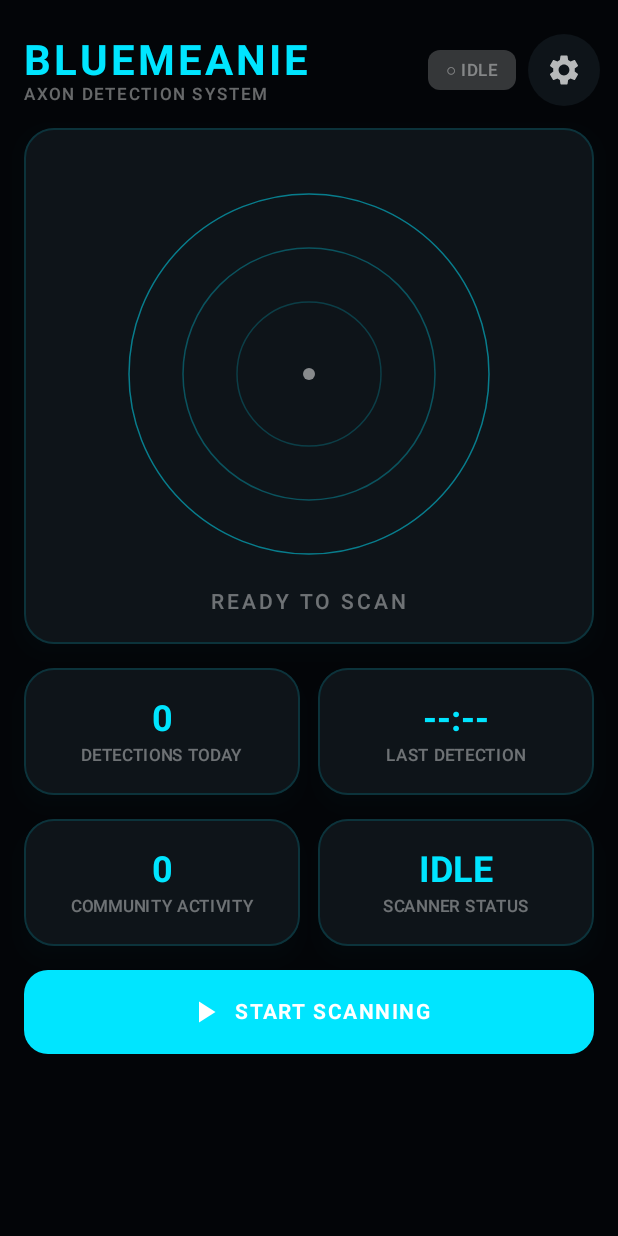
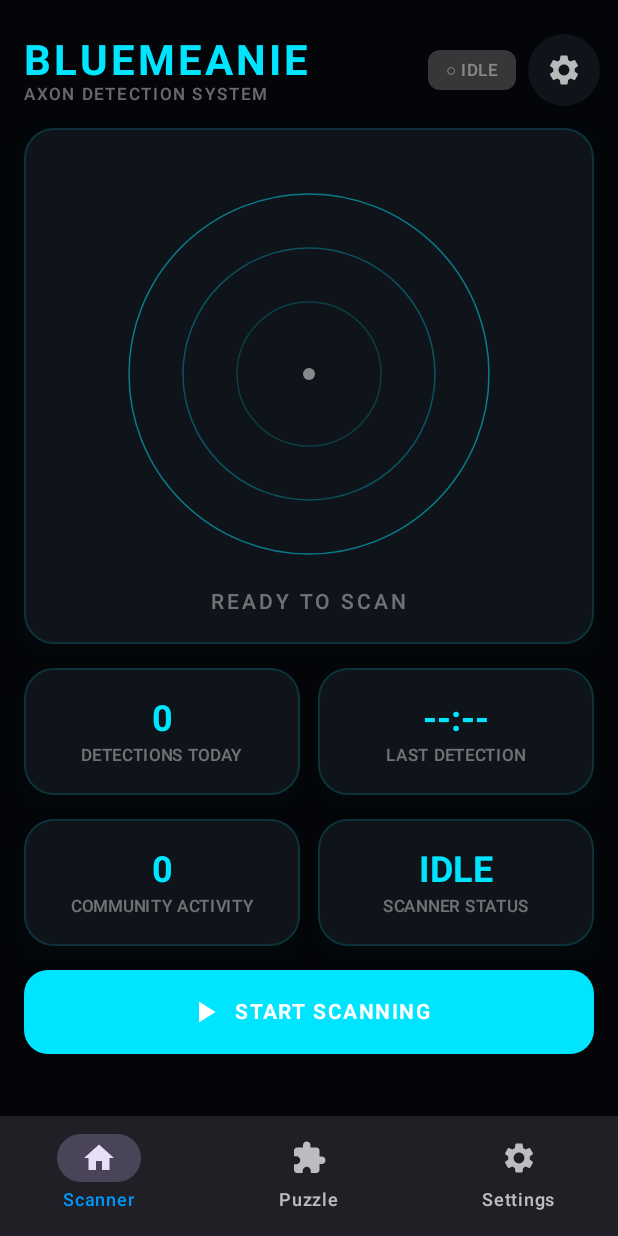
Before and after one commit to tajcactus23-rgb/jackscanner, an Android app built with Jetpack Compose: the HomeScreen screen opened through its navigation route, on a phone screen of 412 x 824 dp. Run offline under Robolectric (Android 15) with nearby library versions, the phone set to English and light mode, and no system bars; our stand-ins replace Dagger/Hilt's generated code; 1 statement that could not run was skipped.

Commit message:
fix: Prevent app crashes with proper error handling
Changes:
- HomeViewModel: Added defensive null checks and try-catch blocks around
  Bluetooth operations, permission checks, and scan controller calls
- HomeScreen: Added SnackbarHost to display error messages instead of crashing
- Added BottomNavigationBar with Scanner, Puzzle, and Settings tabs
- NavGraph: Added BitcoinPuzzleScreen route
- Screen: Added Puzzle route to navigation
- Error messages now display gracefully via Snackbar instead of crashing

The app will now show user-friendly error messages via snackbar when:
- Bluetooth is not available or disabled
- Required permissions are not granted
- Scanning service fails to start

Fixes issues reported in conversation where START button would crash the app.

```diff
--- a/jackscanner/app/src/main/java/com/jackscanner/ui/MainActivity.kt
+++ b/jackscanner/app/src/main/java/com/jackscanner/ui/MainActivity.kt
@@ -13,6 +13,7 @@ import androidx.activity.ComponentActivity
 import androidx.activity.compose.setContent
 import androidx.activity.result.contract.ActivityResultContracts
 import androidx.compose.foundation.layout.fillMaxSize
+import androidx.compose.foundation.layout.padding
 import androidx.compose.material3.*
 import androidx.compose.runtime.*
 import androidx.compose.ui.Modifier
@@ -25,6 +26,7 @@ import com.jackscanner.R
 import com.jackscanner.data.preferences.PreferencesManager
 import com.jackscanner.ui.navigation.BlueMeanieNavGraph
 import com.jackscanner.ui.navigation.Screen
+import com.jackscanner.ui.navigation.bottomNavItems
 import com.jackscanner.service.BleScanService
 import com.jackscanner.ui.theme.BlueMeanieTheme
 import com.jackscanner.domain.model.AppTheme
@@ -148,6 +150,8 @@ private fun MainContent(
     preferencesManager: PreferencesManager
 ) {
     val navController = rememberNavController()
+    val navBackStackEntry by navController.currentBackStackEntryAsState()
+    val currentRoute = navBackStackEntry?.destination?.route
 
     var showOnboarding by remember { mutableStateOf(false) }
 
@@ -166,10 +170,36 @@ private fun MainContent(
 
     val startDestination = if (showOnboarding) Screen.Onboarding.route else Screen.Home.route
 
-    Surface(modifier = Modifier.fillMaxSize()) {
-        BlueMeanieNavGraph(
-            navController = navController,
-            startDestination = startDestination
-        )
+    Scaffold(
+        bottomBar = {
+            // Only show bottom nav for main screens
+            if (currentRoute in listOf(Screen.Home.route, Screen.Puzzle.route, Screen.Settings.route)) {
+                NavigationBar {
+                    bottomNavItems.forEach { screen ->
+                        NavigationBarItem(
+                            icon = { Icon(screen.icon, contentDescription = screen.title) },
+                            label = { Text(screen.title) },
+                            selected = currentRoute == screen.route,
+                            onClick = {
+                                if (currentRoute != screen.route) {
+                                    navController.navigate(screen.route) {
+                                        popUpTo(Screen.Home.route) { saveState = true }
+                                        launchSingleTop = true
+                                        restoreState = true
+                                    }
+                                }
+                            }
+                        )
+                    }
+                }
+            }
+        }
+    ) { paddingValues ->
+        Surface(modifier = Modifier.fillMaxSize().padding(paddingValues)) {
+            BlueMeanieNavGraph(
+                navController = navController,
+                startDestination = startDestination
+            )
+        }
     }
 }
--- a/jackscanner/app/src/main/java/com/jackscanner/ui/navigation/NavGraph.kt
+++ b/jackscanner/app/src/main/java/com/jackscanner/ui/navigation/NavGraph.kt
@@ -12,6 +12,7 @@ import androidx.navigation.compose.composable
 import androidx.navigation.navArgument
 import com.jackscanner.ui.screens.home.HomeScreen
 import com.jackscanner.ui.screens.onboarding.OnboardingScreen
+import com.jackscanner.ui.screens.puzzle.BitcoinPuzzleScreen
 import com.jackscanner.ui.screens.settings.SettingsScreen
 import com.jackscanner.ui.screens.settings.DetectionDetailScreen
 
@@ -38,12 +39,15 @@ fun BlueMeanieNavGraph(
             )
         }
         composable(Screen.Settings.route) {
-            SettingsScreen(onDevAccess = { navController.navigate("dev_settings") })
+            SettingsScreen(onDevAccess = { navController.navigate(Screen.DevSettings.route) })
+        }
+        composable(Screen.Puzzle.route) {
+            BitcoinPuzzleScreen()
         }
         composable(route = "detection/{detectionId}", arguments = listOf(navArgument("detectionId") { type = NavType.StringType })) { backStackEntry ->
             DetectionDetailScreen(detectionId = backStackEntry.arguments?.getString("detectionId") ?: "", onBack = { navController.popBackStack() })
         }
-        composable("dev_settings") {
+        composable(Screen.DevSettings.route) {
             com.jackscanner.ui.screens.dev.DevSettingsScreen(onBack = { navController.popBackStack() })
         }
     }
--- a/jackscanner/app/src/main/java/com/jackscanner/ui/navigation/Screen.kt
+++ b/jackscanner/app/src/main/java/com/jackscanner/ui/navigation/Screen.kt
@@ -3,10 +3,12 @@ package com.jackscanner.ui.navigation
 import androidx.compose.material.icons.Icons
 import androidx.compose.material.icons.filled.Home
 import androidx.compose.material.icons.filled.Settings
+import androidx.compose.material.icons.filled.Extension
 import androidx.compose.ui.graphics.vector.ImageVector
 
 sealed class Screen(val route: String, val title: String, val icon: ImageVector) {
     object Home : Screen("home", "Scanner", Icons.Default.Home)
+    object Puzzle : Screen("puzzle", "Puzzle", Icons.Default.Extension)
     object Settings : Screen("settings", "Settings", Icons.Default.Settings)
     object Onboarding : Screen("onboarding", "Onboarding", Icons.Default.Home)
     object DetectionDetail : Screen("detection/{detectionId}", "Detection", Icons.Default.Home) {
@@ -17,4 +19,4 @@ sealed class Screen(val route: String, val title: String, val icon: ImageVector)
     }
 }
 
-val bottomNavItems = listOf(Screen.Home, Screen.Settings)
+val bottomNavItems = listOf(Screen.Home, Screen.Puzzle, Screen.Settings)
--- a/jackscanner/app/src/main/java/com/jackscanner/ui/screens/home/HomeScreen.kt
+++ b/jackscanner/app/src/main/java/com/jackscanner/ui/screens/home/HomeScreen.kt
@@ -47,6 +47,18 @@ fun HomeScreen(
 ) {
     val uiState by viewModel.uiState.collectAsState()
     val colors = BlueMeanieTheme.colors
+    val snackbarHostState = remember { SnackbarHostState() }
+
+    // Show error snackbar when scanError is set
+    LaunchedEffect(uiState.scanError) {
+        uiState.scanError?.let { error ->
+            snackbarHostState.showSnackbar(
+                message = error,
+                duration = SnackbarDuration.Short
+            )
+            viewModel.clearScanError()
+        }
+    }
 
     val context = LocalContext.current
 
@@ -170,10 +182,14 @@ fun HomeScreen(
         )
     }
 
+    Scaffold(
+        snackbarHost = { SnackbarHost(snackbarHostState) }
+    ) { paddingValues ->
         LazyColumn(
             modifier = Modifier
                 .fillMaxSize()
                 .background(colors.background)
+                .padding(paddingValues)
                 .padding(horizontal = 16.dp),
             verticalArrangement = Arrangement.spacedBy(16.dp),
             contentPadding = PaddingValues(vertical = 24.dp)
@@ -208,6 +224,7 @@ fun HomeScreen(
             item { Text("RECENT DETECTIONS", style = MaterialTheme.typography.titleSmall, fontWeight = FontWeight.Bold, color = colors.textTertiary, modifier = Modifier.padding(top = 16.dp)) }
             items(uiState.recentDetections.take(5)) { detection ->
                 DetectionItem(detection = detection, onClick = { onDetectionClick(detection.id) })
+            }
         }
     }
     }
```
Also changed, not shown: jackscanner/app/src/main/java/com/jackscanner/ui/screens/home/HomeViewModel.kt (+23 -6 lines). Lines whose indentation alone changed are shown as unchanged.
